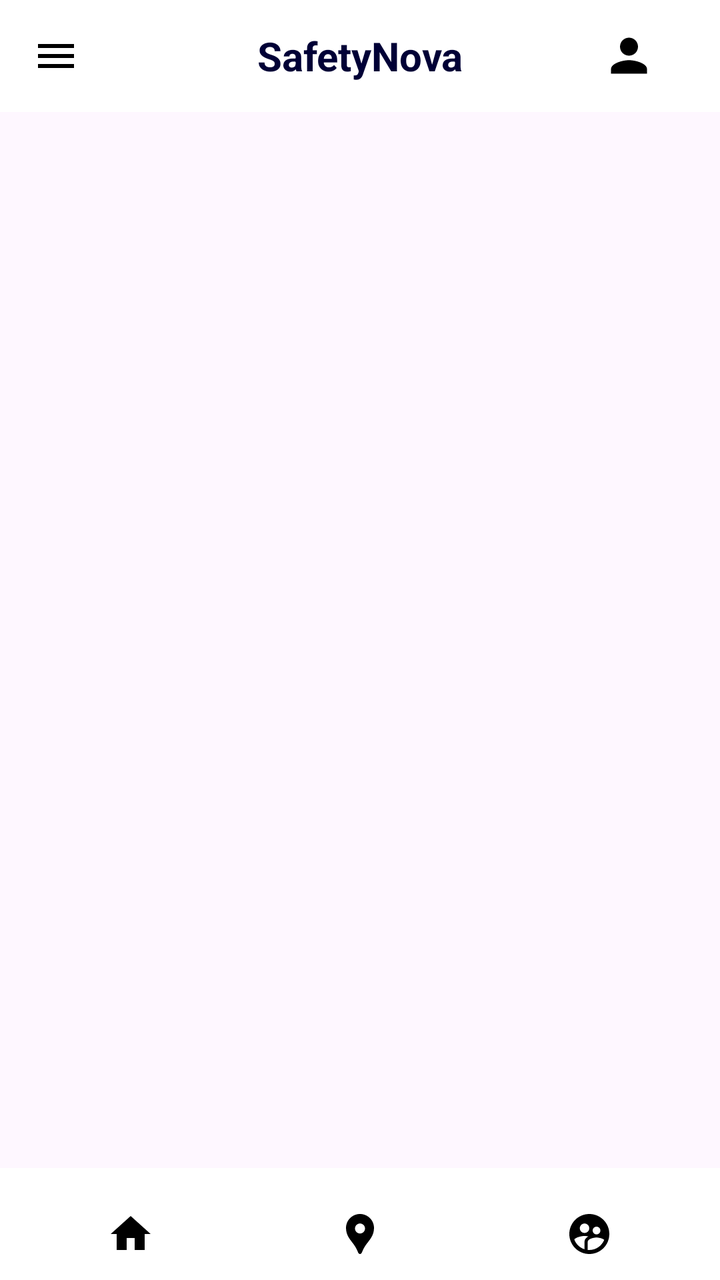
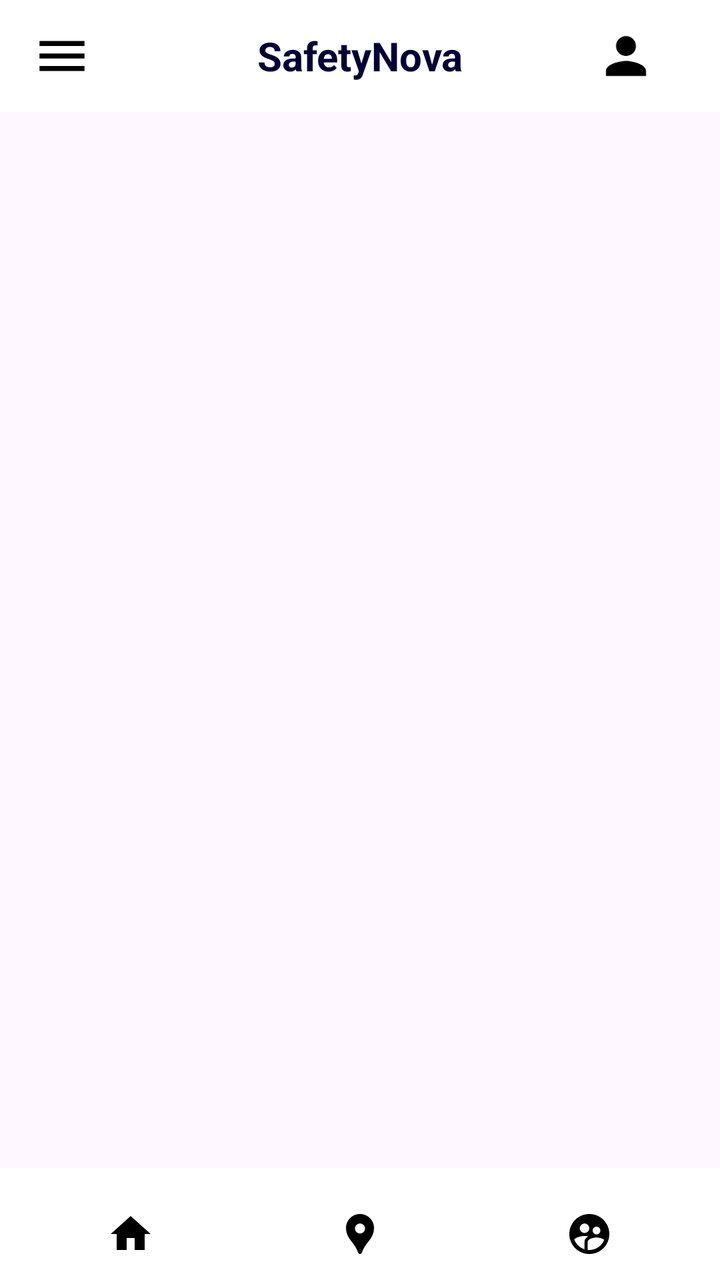

Screens rendered from an Android XML layout before and after an edit, with the pre-edit source and the edit as a unified diff.
<!-- AndroidManifest.xml: application theme Theme.SafetyNova -->
<!-- res/layout/activity_home.xml -->
<androidx.drawerlayout.widget.DrawerLayout
    xmlns:android="http://schemas.android.com/apk/res/android"
    xmlns:app="http://schemas.android.com/apk/res-auto"
    xmlns:tools="http://schemas.android.com/tools"
    android:id="@+id/activity_home"
    android:layout_width="match_parent"
    android:layout_height="match_parent"
    android:fitsSystemWindows="true"
    tools:openDrawer="start"
    tools:context=".home">

    
    <RelativeLayout
        android:layout_width="match_parent"
        android:layout_height="match_parent">

        
        <androidx.appcompat.widget.Toolbar
            android:id="@+id/toolbar"
            android:layout_width="match_parent"
            android:layout_height="56dp"
            android:background="#FFFFFF"
            android:paddingStart="16dp"
            android:paddingEnd="16dp"
            android:elevation="4dp">

            
            <ImageView
                android:id="@+id/side"
                android:layout_width="24dp"
                android:layout_height="24dp"
                android:layout_gravity="start"
                android:src="@drawable/baseline_menu_24"
                android:contentDescription="Menu Icon" />

            
            <TextView
                android:id="@+id/app_name"
                android:layout_width="wrap_content"
                android:layout_height="wrap_content"
                android:layout_gravity="center"
                android:text="SafetyNova"
                android:textColor="#000036"
                android:textSize="20sp"
                android:textStyle="bold" />

            
            <ImageView
                android:id="@+id/user_icon"
                android:layout_width="27dp"
                android:layout_height="27dp"
                android:layout_gravity="end"
                android:layout_marginEnd="16dp"
                android:src="@drawable/baseline_person_24"
                android:contentDescription="User Icon" />
        </androidx.appcompat.widget.Toolbar>

        
        <FrameLayout
            android:id="@+id/fragment_container"
            android:layout_width="match_parent"
            android:layout_height="match_parent"
            android:layout_below="@id/toolbar"
            android:layout_above="@+id/bottom_nav" />

        
        <LinearLayout
            android:id="@+id/bottom_nav"
            android:layout_width="match_parent"
            android:layout_height="56dp"
            android:layout_alignParentBottom="true"
            android:background="#FFFFFF"
            android:orientation="horizontal"
            android:weightSum="3"
            android:padding="8dp">

            
            <ImageButton
                android:id="@+id/nav_home"
                android:layout_width="0dp"
                android:layout_height="50dp"
                android:layout_weight="1"
                android:background="@android:color/transparent"
                android:src="@drawable/baseline_home_24"
                android:contentDescription="Home" />

            
            <ImageButton
                android:id="@+id/nav_maps"
                android:layout_width="0dp"
                android:layout_height="50dp"
                android:layout_weight="1"
                android:background="@android:color/transparent"
                android:src="@drawable/baseline_location_pin_24"
                android:contentDescription="Maps" />

            
            <ImageButton
                android:id="@+id/nav_messages"
                android:layout_width="0dp"
                android:layout_height="50dp"
                android:layout_weight="1"
                android:background="@android:color/transparent"
                android:src="@drawable/baseline_supervised_user_circle_24"
                android:contentDescription="Messages" />
        </LinearLayout>
    </RelativeLayout>

    
    <com.google.android.material.navigation.NavigationView
        android:id="@+id/nav_view"
        android:layout_width="wrap_content"
        android:layout_height="match_parent"
        android:layout_gravity="start"
        app:menu="@menu/nav_menu" />
</androidx.drawerlayout.widget.DrawerLayout>
<!-- resources referenced by this layout -->
<resources>
  <!-- drawable baseline_home_24 (drawable) -->
  <vector xmlns:android="http://schemas.android.com/apk/res/android" android:height="24dp" android:tint="#000000" android:viewportHeight="24" android:viewportWidth="24" android:width="24dp">
        
      <path android:fillColor="@android:color/white" android:pathData="M10,20v-6h4v6h5v-8h3L12,3 2,12h3v8z"/>
      
  </vector>
  <!-- drawable baseline_location_pin_24 (drawable) -->
  <vector xmlns:android="http://schemas.android.com/apk/res/android" android:height="24dp" android:tint="#000000" android:viewportHeight="24" android:viewportWidth="24" android:width="24dp">
        
      <path android:fillColor="@android:color/white" android:pathData="M12,2L12,2C8.13,2 5,5.13 5,9c0,1.74 0.5,3.37 1.41,4.84c0.95,1.54 2.2,2.86 3.16,4.4c0.47,0.75 0.81,1.45 1.17,2.26C11,21.05 11.21,22 12,22h0c0.79,0 1,-0.95 1.25,-1.5c0.37,-0.81 0.7,-1.51 1.17,-2.26c0.96,-1.53 2.21,-2.85 3.16,-4.4C18.5,12.37 19,10.74 19,9C19,5.13 15.87,2 12,2zM12,11.75c-1.38,0 -2.5,-1.12 -2.5,-2.5s1.12,-2.5 2.5,-2.5s2.5,1.12 2.5,2.5S13.38,11.75 12,11.75z"/>
      
  </vector>
  <!-- drawable baseline_menu_24 (drawable) -->
  <vector xmlns:android="http://schemas.android.com/apk/res/android" android:height="24dp" android:tint="#000000" android:viewportHeight="24" android:viewportWidth="24" android:width="24dp">
        
      <path android:fillColor="@android:color/white" android:pathData="M3,18h18v-2L3,16v2zM3,13h18v-2L3,11v2zM3,6v2h18L21,6L3,6z"/>
      
  </vector>
  <!-- drawable baseline_person_24 (drawable) -->
  <vector xmlns:android="http://schemas.android.com/apk/res/android" android:height="24dp" android:tint="#000000" android:viewportHeight="24" android:viewportWidth="24" android:width="24dp">
        
      <path android:fillColor="@android:color/white" android:pathData="M12,12c2.21,0 4,-1.79 4,-4s-1.79,-4 -4,-4 -4,1.79 -4,4 1.79,4 4,4zM12,14c-2.67,0 -8,1.34 -8,4v2h16v-2c0,-2.66 -5.33,-4 -8,-4z"/>
      
  </vector>
  <!-- drawable baseline_supervised_user_circle_24 (drawable) -->
  <vector xmlns:android="http://schemas.android.com/apk/res/android" android:height="24dp" android:tint="#000000" android:viewportHeight="24" android:viewportWidth="24" android:width="24dp">
        
      <path android:fillColor="@android:color/white" android:pathData="M11.99,2c-5.52,0 -10,4.48 -10,10s4.48,10 10,10 10,-4.48 10,-10 -4.48,-10 -10,-10zM15.6,8.34c1.07,0 1.93,0.86 1.93,1.93 0,1.07 -0.86,1.93 -1.93,1.93 -1.07,0 -1.93,-0.86 -1.93,-1.93 -0.01,-1.07 0.86,-1.93 1.93,-1.93zM9.6,6.76c1.3,0 2.36,1.06 2.36,2.36 0,1.3 -1.06,2.36 -2.36,2.36s-2.36,-1.06 -2.36,-2.36c0,-1.31 1.05,-2.36 2.36,-2.36zM9.6,15.89v3.75c-2.4,-0.75 -4.3,-2.6 -5.14,-4.96 1.05,-1.12 3.67,-1.69 5.14,-1.69 0.53,0 1.2,0.08 1.9,0.22 -1.64,0.87 -1.9,2.02 -1.9,2.68zM11.99,20c-0.27,0 -0.53,-0.01 -0.79,-0.04v-4.07c0,-1.42 2.94,-2.13 4.4,-2.13 1.07,0 2.92,0.39 3.84,1.15 -1.17,2.97 -4.06,5.09 -7.45,5.09z"/>
      
  </vector>
  <style name="Theme.SafetyNova" parent="Base.Theme.SafetyNova" />
  <style name="Base.Theme.SafetyNova" parent="Theme.Material3.DayNight.NoActionBar">
          <item name="colorPrimary">@color/red</item>
          <item name="colorPrimaryContainer">@color/red</item>
      </style>
  <color name="red">#a81c07</color>
</resources>

<!-- the commit's change to res/layout/activity_home.xml (unified diff, before → after) -->
@@ -27,8 +27,8 @@
             
             <ImageView
                 android:id="@+id/side"
-                android:layout_width="24dp"
-                android:layout_height="24dp"
+                android:layout_width="30dp"
+                android:layout_height="30dp"
                 android:layout_gravity="start"
                 android:src="@drawable/baseline_menu_24"
                 android:contentDescription="Menu Icon" />
@@ -47,8 +47,8 @@
             
             <ImageView
                 android:id="@+id/user_icon"
-                android:layout_width="27dp"
-                android:layout_height="27dp"
+                android:layout_width="30dp"
+                android:layout_height="30dp"
                 android:layout_gravity="end"
                 android:layout_marginEnd="16dp"
                 android:src="@drawable/baseline_person_24"
@@ -77,7 +77,7 @@
             
             <ImageButton
                 android:id="@+id/nav_home"
-                android:layout_width="0dp"
+                android:layout_width="30dp"
                 android:layout_height="50dp"
                 android:layout_weight="1"
                 android:background="@android:color/transparent"
@@ -87,7 +87,7 @@
             
             <ImageButton
                 android:id="@+id/nav_maps"
-                android:layout_width="0dp"
+                android:layout_width="30dp"
                 android:layout_height="50dp"
                 android:layout_weight="1"
                 android:background="@android:color/transparent"
@@ -97,7 +97,7 @@
             
             <ImageButton
                 android:id="@+id/nav_messages"
-                android:layout_width="0dp"
+                android:layout_width="30dp"
                 android:layout_height="50dp"
                 android:layout_weight="1"
                 android:background="@android:color/transparent"
